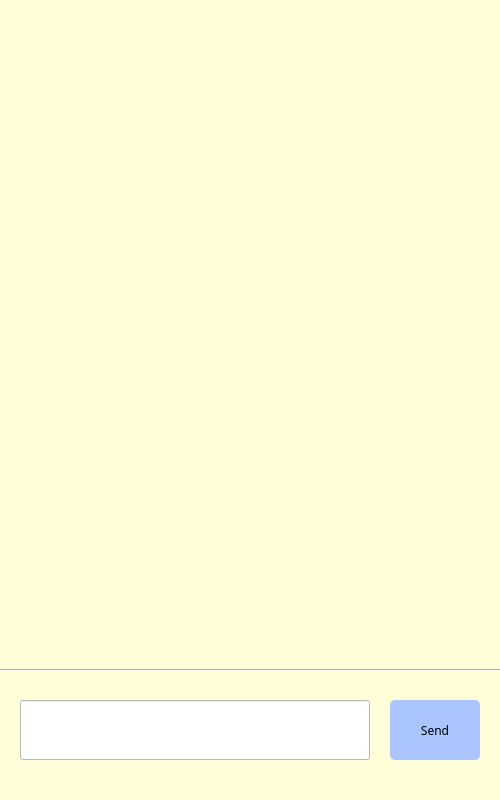
Old version of the form chapter 6/chat.ui in the repository kimnanhee/learning.
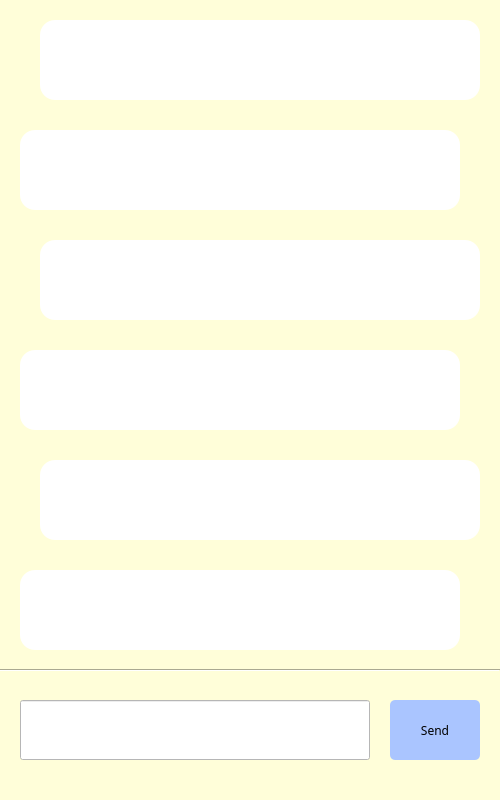
New version of the form.

The edit to the form file:
```diff
--- a/chapter 6/chat.ui
+++ b/chapter 6/chat.ui
@@ -73,98 +73,164 @@
      <enum>Qt::Horizontal</enum>
     </property>
    </widget>
-   <widget class="QWidget" name="verticalLayoutWidget">
+   <widget class="QLabel" name="label_bot_3">
     <property name="geometry">
      <rect>
       <x>20</x>
-      <y>10</y>
-      <width>461</width>
-      <height>621</height>
+      <y>570</y>
+      <width>440</width>
+      <height>80</height>
      </rect>
     </property>
-    <layout class="QVBoxLayout" name="verticalLayout">
-     <item>
-      <widget class="QLabel" name="label_user_1">
        <property name="font">
         <font>
          <family>굴림</family>
         </font>
        </property>
-       <property name="text">
-        <string> </string>
-       </property>
-       <property name="alignment">
-        <set>Qt::AlignRight|Qt::AlignTrailing|Qt::AlignVCenter</set>
-       </property>
-      </widget>
-     </item>
-     <item>
-      <widget class="QLabel" name="label_bot_1">
-       <property name="font">
-        <font>
-         <family>굴림</family>
-        </font>
-       </property>
+    <property name="styleSheet">
+     <string notr="true">background-color: rgb(255, 255, 255);
+border-radius : 15px;</string>
+    </property>
        <property name="text">
-        <string> </string>
-       </property>
-      </widget>
-     </item>
-     <item>
-      <widget class="QLabel" name="label_user_2">
-       <property name="font">
-        <font>
-         <family>굴림</family>
-        </font>
-       </property>
-       <property name="text">
-        <string> </string>
-       </property>
-       <property name="alignment">
-        <set>Qt::AlignRight|Qt::AlignTrailing|Qt::AlignVCenter</set>
-       </property>
-      </widget>
-     </item>
-     <item>
+     <string/>
+    </property>
+    <property name="wordWrap">
+     <bool>true</bool>
+    </property>
+   </widget>
       <widget class="QLabel" name="label_bot_2">
+    <property name="geometry">
+     <rect>
+      <x>20</x>
+      <y>350</y>
+      <width>440</width>
+      <height>80</height>
+     </rect>
+    </property>
        <property name="font">
         <font>
          <family>굴림</family>
         </font>
        </property>
+    <property name="styleSheet">
+     <string notr="true">background-color: rgb(255, 255, 255);
+border-radius : 15px;</string>
+    </property>
        <property name="text">
-        <string> </string>
-       </property>
-      </widget>
-     </item>
-     <item>
+     <string/>
+    </property>
+    <property name="wordWrap">
+     <bool>true</bool>
+    </property>
+   </widget>
       <widget class="QLabel" name="label_user_3">
+    <property name="geometry">
+     <rect>
+      <x>40</x>
+      <y>460</y>
+      <width>440</width>
+      <height>80</height>
+     </rect>
+    </property>
        <property name="font">
         <font>
          <family>굴림</family>
         </font>
        </property>
+    <property name="styleSheet">
+     <string notr="true">background-color: rgb(255, 255, 255);
+border-radius : 15px;</string>
+    </property>
        <property name="text">
-        <string> </string>
+     <string/>
        </property>
        <property name="alignment">
         <set>Qt::AlignRight|Qt::AlignTrailing|Qt::AlignVCenter</set>
        </property>
-      </widget>
-     </item>
-     <item>
-      <widget class="QLabel" name="label_bot_3">
+    <property name="wordWrap">
+     <bool>true</bool>
+    </property>
+   </widget>
+   <widget class="QLabel" name="label_user_2">
+    <property name="geometry">
+     <rect>
+      <x>40</x>
+      <y>240</y>
+      <width>440</width>
+      <height>80</height>
+     </rect>
+    </property>
        <property name="font">
         <font>
          <family>굴림</family>
         </font>
        </property>
+    <property name="styleSheet">
+     <string notr="true">background-color: rgb(255, 255, 255);
+border-radius : 15px;</string>
+    </property>
        <property name="text">
-        <string> </string>
-       </property>
-      </widget>
-     </item>
-    </layout>
+     <string/>
+    </property>
+    <property name="alignment">
+     <set>Qt::AlignRight|Qt::AlignTrailing|Qt::AlignVCenter</set>
+    </property>
+    <property name="wordWrap">
+     <bool>true</bool>
+    </property>
+   </widget>
+   <widget class="QLabel" name="label_bot_1">
+    <property name="geometry">
+     <rect>
+      <x>20</x>
+      <y>130</y>
+      <width>440</width>
+      <height>80</height>
+     </rect>
+    </property>
+    <property name="font">
+     <font>
+      <family>굴림</family>
+     </font>
+    </property>
+    <property name="styleSheet">
+     <string notr="true">background-color: rgb(255, 255, 255);
+border-radius : 15px;</string>
+    </property>
+    <property name="text">
+     <string/>
+    </property>
+    <property name="wordWrap">
+     <bool>true</bool>
+    </property>
+   </widget>
+   <widget class="QLabel" name="label_user_1">
+    <property name="geometry">
+     <rect>
+      <x>40</x>
+      <y>20</y>
+      <width>440</width>
+      <height>80</height>
+     </rect>
+    </property>
+    <property name="font">
+     <font>
+      <family>굴림</family>
+     </font>
+    </property>
+    <property name="styleSheet">
+     <string notr="true">background-color: rgb(255, 255, 255);
+border-radius : 15px;</string>
+    </property>
+    <property name="text">
+     <string/>
+    </property>
+    <property name="alignment">
+     <set>Qt::AlignRight|Qt::AlignTrailing|Qt::AlignVCenter</set>
+    </property>
+    <property name="wordWrap">
+     <bool>true</bool>
+    </property>
    </widget>
   </widget>
   <widget class="QMenuBar" name="menubar">
```
Lines whose indentation alone changed are shown as unchanged.
